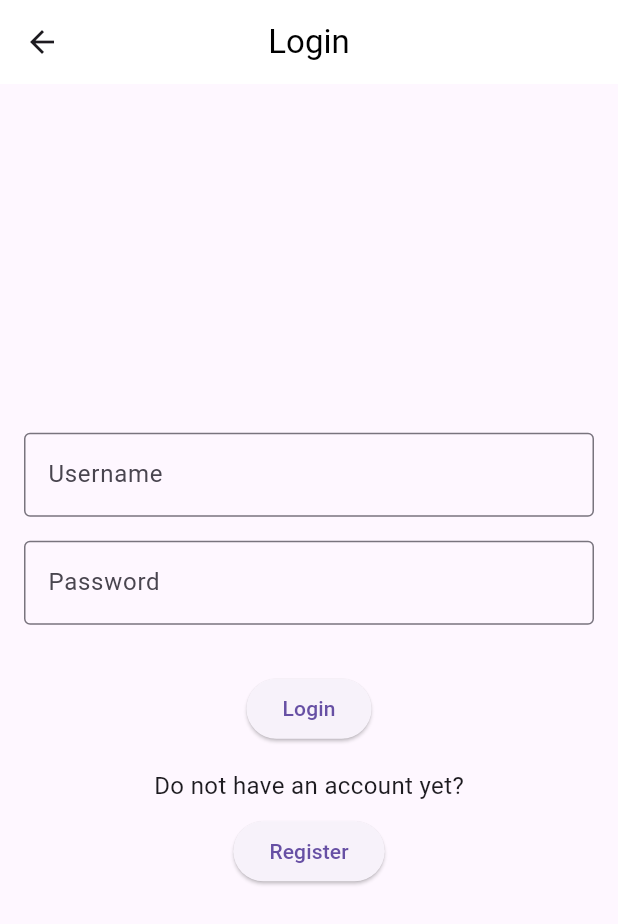
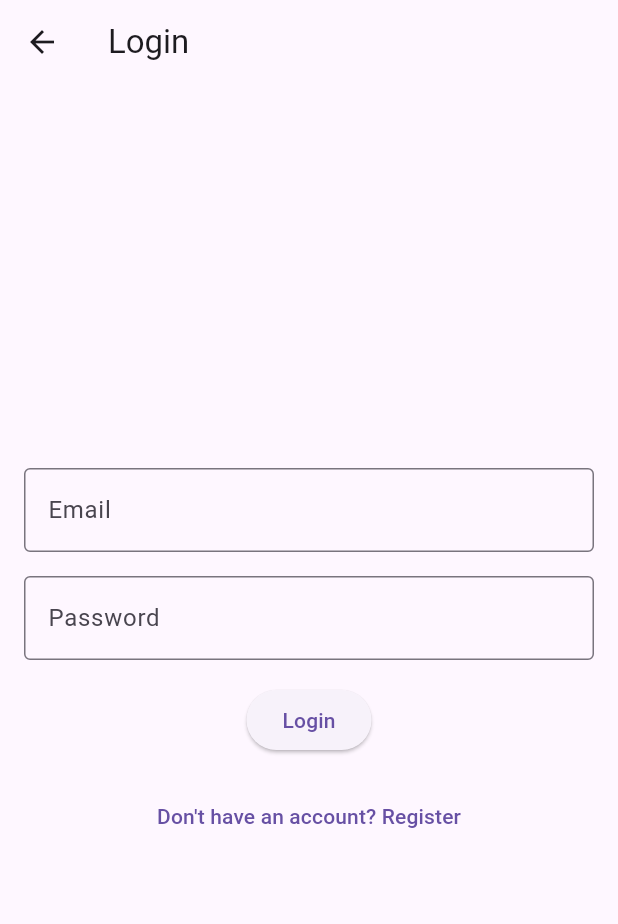
Before and after one commit to Chrislou23/flutter-group7, a Flutter app: the LoginPage screen opened by its route, on a phone screen of 412 x 824 dp. Shown: the top 924 px of the screen. Run offline on Flutter 3.47's test engine with Material 3 defaults, Android fonts, the phone set to English and light mode, and no system bars; our stand-ins replace cloud_firestore, firebase_auth, firebase_core, shared_preferences; accounts and stored records are empty.

Commit message:
adding login page, account page and update the depedencies

```diff
--- a/lib/pages/account_page/login_page.dart
+++ b/lib/pages/account_page/login_page.dart
@@ -1,71 +1,108 @@
 import 'package:flutter/material.dart';
-
+import 'package:firebase_auth/firebase_auth.dart';
+import '../home_page/home_page.dart';
 import 'register_page.dart';
 
-class LoginPage extends StatelessWidget {
+class LoginPage extends StatefulWidget {
   const LoginPage({super.key});
+
+  @override
+  // ignore: library_private_types_in_public_api
+  _LoginPageState createState() => _LoginPageState();
+}
+
+class _LoginPageState extends State<LoginPage> {
+  final FirebaseAuth _auth = FirebaseAuth.instance;
+  final TextEditingController _emailController = TextEditingController();
+  final TextEditingController _passwordController = TextEditingController();
+  String _errorMessage = '';
+
+  Future<void> _login() async {
+    try {
+      UserCredential userCredential = await _auth.signInWithEmailAndPassword(
+        email: _emailController.text.trim(),
+        password: _passwordController.text.trim(),
+      );
+      User? user = userCredential.user;
+      if (user != null) {
+        Navigator.pushReplacement(
+          // ignore: use_build_context_synchronously
+          context,
+          MaterialPageRoute(
+            builder: (context) => HomePage(user: user),
+          ),
+        );
+      }
+    } on FirebaseAuthException catch (e) {
+      setState(() {
+        if (e.code == 'user-not-found') {
+          _errorMessage = 'No user found for that email.';
+        } else if (e.code == 'wrong-password') {
+          _errorMessage = 'Wrong password provided.';
+        } else {
+          _errorMessage = e.message ?? 'An error occurred';
+        }
+      });
+    } catch (e) {
+      setState(() {
+        _errorMessage = 'An error occurred: $e';
+      });
+    }
+  }
 
   @override
   Widget build(BuildContext context) {
     return Scaffold(
       appBar: AppBar(
-        backgroundColor: Colors.white,
-        title: const Text('Login', style: TextStyle(color: Colors.black)),
-        centerTitle: true,
+        title: const Text('Login'),
       ),
       body: Padding(
         padding: const EdgeInsets.all(16.0),
         child: Column(
           mainAxisAlignment: MainAxisAlignment.center,
           children: [
-            const TextField(
-              decoration: InputDecoration(
+            TextField(
+              controller: _emailController,
+              decoration: const InputDecoration(
                 border: OutlineInputBorder(),
-                labelText: 'Username',
+                labelText: 'Email',
               ),
             ),
             const SizedBox(height: 16.0),
-            const TextField(
+            TextField(
+              controller: _passwordController,
               obscureText: true,
-              decoration: InputDecoration(
+              decoration: const InputDecoration(
                 border: OutlineInputBorder(),
                 labelText: 'Password',
               ),
             ),
-            const SizedBox(height: 32.0),
+            const SizedBox(height: 16.0),
             ElevatedButton(
-              onPressed: () {
-                // Action for login button
-              },
+              onPressed: _login,
               child: const Text('Login'),
             ),
-            const SizedBox(height: 16.0), // Add some space between the buttons
-            const Text(
-              "Do not have an account yet?",
-              style: TextStyle(fontSize: 16.0),
-            ),
-            const SizedBox(
-                height:
-                    8.0), // Adjust the space between the text and the button
-            ElevatedButton(
+            const SizedBox(height: 16.0),
+            TextButton(
               onPressed: () {
-                // Navigate to RegisterPage
                 Navigator.push(
                   context,
                   MaterialPageRoute(builder: (context) => const RegisterPage()),
                 );
               },
-              child: const Text('Register'),
-            )
+              child: const Text('Don\'t have an account? Register'),
+            ),
+            if (_errorMessage.isNotEmpty)
+              Padding(
+                padding: const EdgeInsets.only(top: 16.0),
+                child: Text(
+                  _errorMessage,
+                  style: const TextStyle(color: Colors.red),
+                ),
+              ),
           ],
         ),
       ),
     );
   }
 }
-
-void main() {
-  runApp(const MaterialApp(
-    home: LoginPage(),
-  ));
-}
```
Also changed, not shown: lib/main.dart (+7 -31 lines), lib/pages/account_page/profile_page.dart (added, +257 -0 lines), lib/pages/account_page/register_page.dart (+40 -70 lines), lib/pages/home_page/home_page.dart (+18 -8 lines), pubspec.yaml (+4 -4 lines), lib/firebase_options.dart, pubspec.lock, 2 other files.
